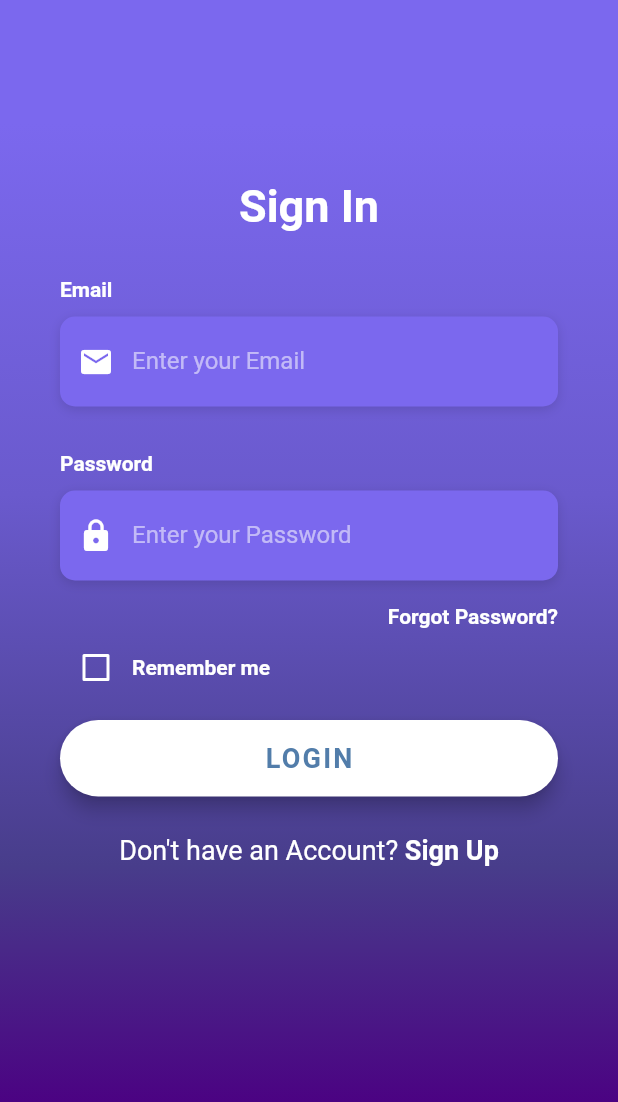
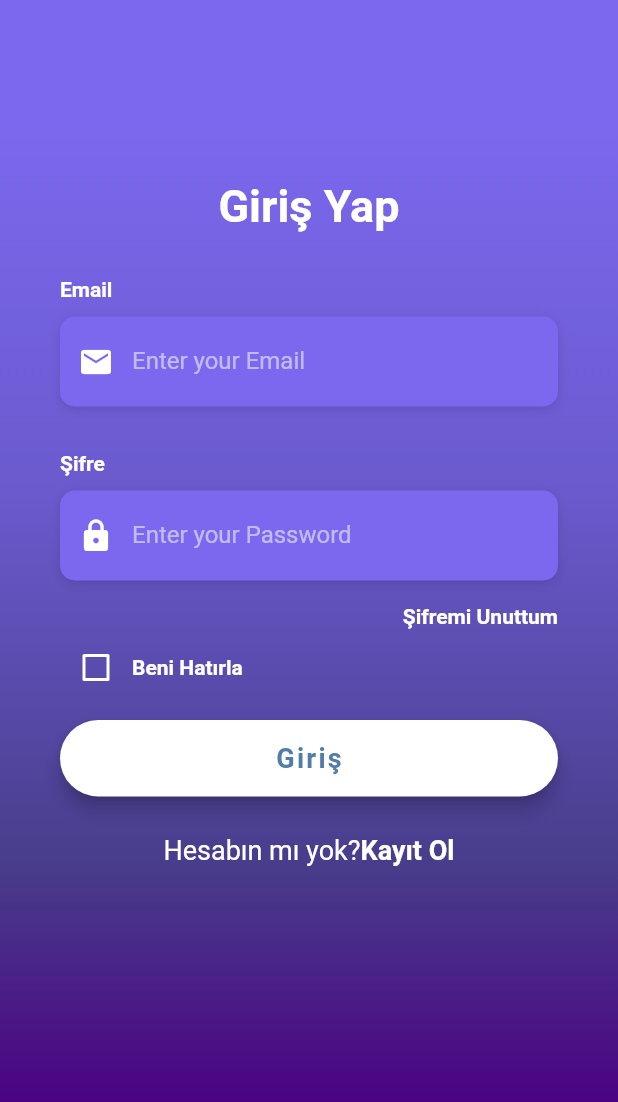
Before and after one commit to tahiruzelli/AID-Flutter, a Flutter app: the screen it shows after launch, on a phone screen of 412 x 824 dp. Shown: the top 1102 px of the screen. Run offline on Flutter 3.47's test engine with Material 2 defaults, Android fonts, the light colour scheme and no system bars; our stand-ins replace animated_flip_counter, file_picker, firebase_core, firebase_database, firebase_storage, flutter_credit_card and 5 more; missing offline and left inert: firebase_core_web, firebase_database_web, firebase_storage_web, stick_it, video_thumbnail, video_trimmer; accounts and stored records are empty; Roboto replaces fonts that are missing (OpenSans).

Commit message:
uygulama türkçeleştirildi

```diff
--- a/lib/Views/AvatarSelectPage/avatar_select_view.dart
+++ b/lib/Views/AvatarSelectPage/avatar_select_view.dart
@@ -17,7 +17,7 @@ class AvatarSelectView extends StatelessWidget {
       appBar: myAppBar(),
       floatingActionButton: FloatingActionButton.extended(
         onPressed: () => registerController.onRegisterButtonPressed(),
-        label: const Text('Register'),
+        label: const Text('Kayıt Ol'),
         backgroundColor: colorScaffoldColor,
       ),
       floatingActionButtonLocation:
--- a/lib/Views/LiveSupportPage/live_support_page.dart
+++ b/lib/Views/LiveSupportPage/live_support_page.dart
@@ -92,7 +92,7 @@ class _MessagePageState extends State<MessageDetailPage> {
       appBar: AppBar(
         centerTitle: true,
         backgroundColor: colorPurple,
-        title: Text("Live Support"),
+        title: const Text("Canlı Destek"),
         actions: [
           IconButton(
             onPressed: () {},
--- a/lib/Views/LoginPage/login_page.dart
+++ b/lib/Views/LoginPage/login_page.dart
@@ -76,7 +76,7 @@ class _LoginScreenState extends State<LoginPage> {
       crossAxisAlignment: CrossAxisAlignment.start,
       children: <Widget>[
         Text(
-          'Password',
+          'Şifre',
           style: kLabelStyle,
         ),
         const SizedBox(height: 10.0),
@@ -114,7 +114,7 @@ class _LoginScreenState extends State<LoginPage> {
         onPressed: () => print('Forgot Password Button Pressed'),
         padding: const EdgeInsets.only(right: 0.0),
         child: Text(
-          'Forgot Password?',
+          'Şifremi Unuttum',
           style: kLabelStyle,
         ),
       ),
@@ -140,7 +140,7 @@ class _LoginScreenState extends State<LoginPage> {
             ),
           ),
           Text(
-            'Remember me',
+            'Beni Hatırla',
             style: kLabelStyle,
           ),
         ],
@@ -161,7 +161,7 @@ class _LoginScreenState extends State<LoginPage> {
         ),
         color: Colors.white,
         child: const Text(
-          'LOGIN',
+          'Giriş',
           style: TextStyle(
             color: Color(0xFF527DAA),
             letterSpacing: 1.5,
@@ -181,7 +181,7 @@ class _LoginScreenState extends State<LoginPage> {
         text: const TextSpan(
           children: [
             TextSpan(
-              text: 'Don\'t have an Account? ',
+              text: 'Hesabın mı yok?',
               style: TextStyle(
                 color: Colors.white,
                 fontSize: 18.0,
@@ -189,7 +189,7 @@ class _LoginScreenState extends State<LoginPage> {
               ),
             ),
             TextSpan(
-              text: 'Sign Up',
+              text: 'Kayıt Ol',
               style: TextStyle(
                 color: Colors.white,
                 fontSize: 18.0,
@@ -240,7 +240,7 @@ class _LoginScreenState extends State<LoginPage> {
                     mainAxisAlignment: MainAxisAlignment.center,
                     children: <Widget>[
                       const Text(
-                        'Sign In',
+                        'Giriş Yap',
                         style: TextStyle(
                           color: Colors.white,
                           fontFamily: 'OpenSans',
--- a/lib/Views/MyBalancePage/Widgets/balance_view.dart
+++ b/lib/Views/MyBalancePage/Widgets/balance_view.dart
@@ -22,7 +22,7 @@ class BalanceView extends StatelessWidget {
             Padding(
               padding: EdgeInsets.only(left: leftPadding),
               child: const Text(
-                "Total Money: ",
+                "Toplam Para: ",
                 style: TextStyle(
                   color: Colors.white,
                   fontSize: 30,
@@ -49,7 +49,7 @@ class BalanceView extends StatelessWidget {
               Padding(
                 padding: EdgeInsets.only(left: leftPadding),
                 child: const Text(
-                  'With Draw: ',
+                  'Çekmek İstenilen: ',
                   style: TextStyle(
                     color: Colors.white,
                     fontSize: 30,
@@ -106,7 +106,7 @@ class BalanceView extends StatelessWidget {
               Padding(
                 padding: EdgeInsets.only(left: leftPadding),
                 child: const Text(
-                  "Remaining Money: ",
+                  "Kalan Para: ",
                   style: TextStyle(
                     color: Colors.white,
                     fontSize: 30,
--- a/lib/Views/MyBalancePage/Widgets/payment_information.dart
+++ b/lib/Views/MyBalancePage/Widgets/payment_information.dart
@@ -110,7 +110,7 @@ class PaymentInformation extends StatelessWidget {
                 child: Container(
                   margin: const EdgeInsets.all(12),
                   child: const Text(
-                    'Validate',
+                    'Onayla',
                     style: TextStyle(
                       color: Colors.white,
                       fontFamily: 'halter',
--- a/lib/Views/ProfilePage/profile_page.dart
+++ b/lib/Views/ProfilePage/profile_page.dart
@@ -67,7 +67,7 @@ class ProfilePage extends StatelessWidget {
         backgroundColor: MaterialStateProperty.all(Colors.red),
       ),
       child: const Text(
-        'Exit',
+        'Çıkış',
         style: TextStyle(
           fontSize: 20,
         ),
--- a/lib/Views/RegisterPage/register_page.dart
+++ b/lib/Views/RegisterPage/register_page.dart
@@ -75,7 +75,7 @@ class _RegisterPageScreenState extends State<RegisterPage> {
       crossAxisAlignment: CrossAxisAlignment.start,
       children: <Widget>[
         Text(
-          'Full Name',
+          'Tam İsim',
           style: kLabelStyle,
         ),
         const SizedBox(height: 10.0),
@@ -111,7 +111,7 @@ class _RegisterPageScreenState extends State<RegisterPage> {
       crossAxisAlignment: CrossAxisAlignment.start,
       children: <Widget>[
         Text(
-          'Password',
+          'Şifre',
           style: kLabelStyle,
         ),
         const SizedBox(height: 10.0),
@@ -155,7 +155,7 @@ class _RegisterPageScreenState extends State<RegisterPage> {
         ),
         color: Colors.white,
         child: const Text(
-          'Select Avatar',
+          'Avatar Seç',
           style: TextStyle(
             color: Color(0xFF527DAA),
             letterSpacing: 1.5,
@@ -175,7 +175,7 @@ class _RegisterPageScreenState extends State<RegisterPage> {
         text: const TextSpan(
           children: [
             TextSpan(
-              text: 'Do you have an Account? ',
+              text: 'Hesabın var mı? ',
               style: TextStyle(
                 color: Colors.white,
                 fontSize: 18.0,
@@ -183,7 +183,7 @@ class _RegisterPageScreenState extends State<RegisterPage> {
               ),
             ),
             TextSpan(
-              text: 'Sign In',
+              text: 'Giriş Yap',
               style: TextStyle(
                 color: Colors.white,
                 fontSize: 18.0,
@@ -235,7 +235,7 @@ class _RegisterPageScreenState extends State<RegisterPage> {
                     mainAxisAlignment: MainAxisAlignment.center,
                     children: <Widget>[
                       const Text(
-                        'Sign UP',
+                        'Kayıt Ol',
                         style: TextStyle(
                           color: Colors.white,
                           fontFamily: 'OpenSans',
```
Also changed, not shown: lib/Views/LiveSupportPage/Widgets/my_message_row.dart (+12 -12 lines), lib/Views/LiveSupportPage/Widgets/receiver_message_row.dart (+12 -12 lines), 1 other file.
